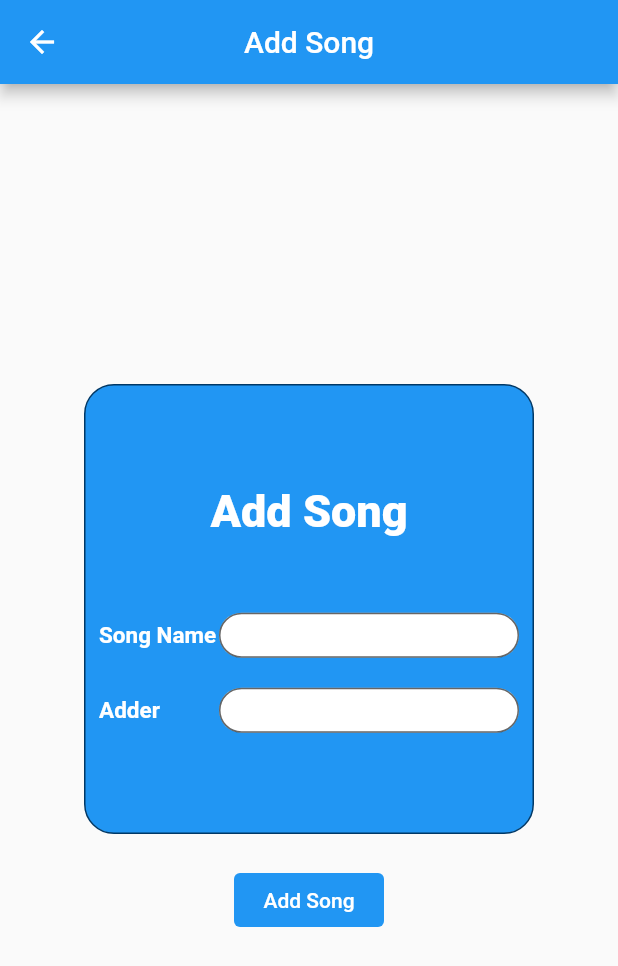
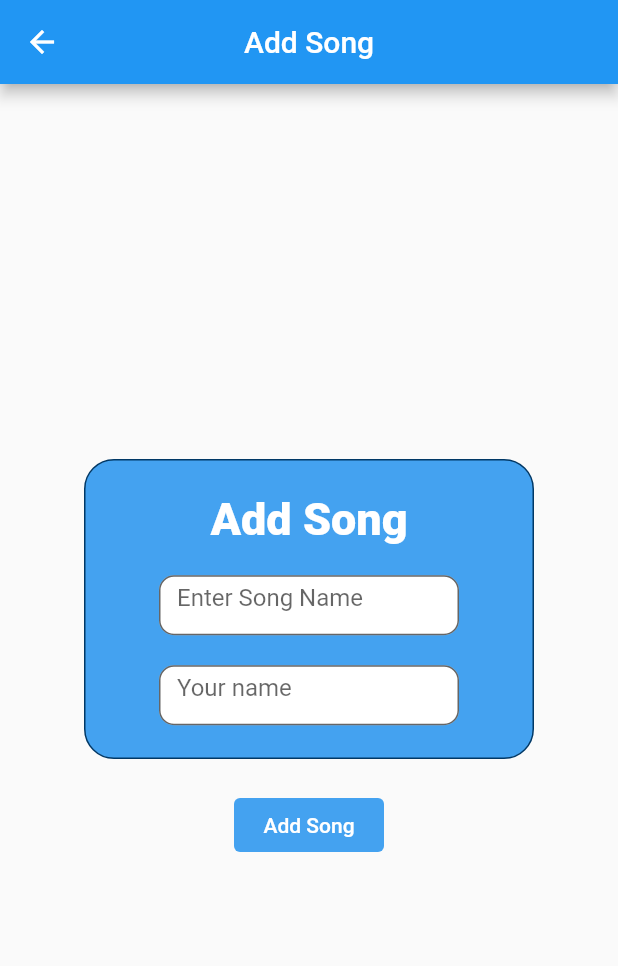
Before and after one commit to YOOUMS/QIT, a Flutter app: the AddSong screen opened directly, on a phone screen of 412 x 824 dp. Shown: the top 966 px of the screen. Run offline on Flutter 3.47's test engine with Material 2 defaults, Android fonts, the phone set to English and light mode, and no system bars; missing offline and left inert: dart:ffi.

Commit message:
modified add song screen

```diff
--- a/qit/lib/addSongScreen.dart
+++ b/qit/lib/addSongScreen.dart
@@ -7,7 +7,7 @@ class AddSong extends StatelessWidget {
   @override
   @override
   final double width = 200;
-  final double hieght = 30;
+  final double hieght = 40;
 
   Widget build(BuildContext context) {
     // TODO: implement build
@@ -22,10 +22,10 @@ class AddSong extends StatelessWidget {
           Container(
             // padding: EdgeInsets.all(8),
             width: 300,
-            height: 300,
+            height: 200,
             decoration: BoxDecoration(
                 borderRadius: BorderRadius.circular(20),
-                color: Colors.blue,
+                color: Color.fromARGB(255, 68, 162, 240),
                 border: Border.all(color: Color.fromARGB(255, 0, 56, 102))),
             child:
                 Column(mainAxisAlignment: MainAxisAlignment.center, children: [
@@ -35,20 +35,11 @@ class AddSong extends StatelessWidget {
                       color: Colors.white,
                       fontWeight: FontWeight.w900)),
               SizedBox(
-                height: 50,
+                height: 20,
               ),
               Row(
                 mainAxisAlignment: MainAxisAlignment.center,
                 children: [
-                  SizedBox(
-                      width: 80,
-                      child: Text(
-                        "Song Name",
-                        style: TextStyle(
-                            fontSize: 15,
-                            fontWeight: FontWeight.bold,
-                            color: Colors.white),
-                      )),
                   SizedBox(
                     height: 20,
                   ),
@@ -57,10 +48,11 @@ class AddSong extends StatelessWidget {
                     height: hieght,
                     child: TextField(
                       decoration: new InputDecoration(
+                          hintText: "Enter Song Name",
                           filled: true,
                           fillColor: Colors.white,
                           border: new OutlineInputBorder(
-                              borderRadius: BorderRadius.circular(20),
+                              borderRadius: BorderRadius.circular(10),
                               borderSide: new BorderSide(color: Colors.blue))),
                     ),
                   ),
@@ -73,23 +65,15 @@ class AddSong extends StatelessWidget {
                 mainAxisAlignment: MainAxisAlignment.center,
                 children: [
                   SizedBox(
-                      width: 80,
-                      child: Text(
-                        "Adder",
-                        style: TextStyle(
-                            fontSize: 15,
-                            fontWeight: FontWeight.bold,
-                            color: Colors.white),
-                      )),
-                  SizedBox(
                       height: hieght,
                       width: width,
                       child: TextField(
                         decoration: new InputDecoration(
+                            hintText: 'Your name',
                             filled: true,
                             fillColor: Colors.white,
                             border: new OutlineInputBorder(
-                                borderRadius: BorderRadius.circular(20),
+                                borderRadius: BorderRadius.circular(10),
                                 borderSide:
                                     new BorderSide(color: Colors.blue))),
                       ))
@@ -107,66 +91,12 @@ class AddSong extends StatelessWidget {
               child: Text("Add Song"),
               style: ButtonStyle(
                   foregroundColor: MaterialStateProperty.all(Colors.white),
-                  backgroundColor: MaterialStateProperty.all(Colors.blue)),
+                  backgroundColor: MaterialStateProperty.all(
+                      Color.fromARGB(255, 68, 162, 240))),
             ),
           )
         ]),
       ),
     );
-
-    // return Scaffold(
-    //   appBar: AppBar(title: Text("Add Song")),
-    //   body: Center(
-    //     child: Container(
-    //       width: 300,
-    //       height: 300,
-    //       decoration: BoxDecoration(
-    //           borderRadius: BorderRadius.circular(20),
-    //           color: Colors.blue,
-    //           border: Border.all(color: Color.fromARGB(255, 0, 56, 102))),
-    //       child: Center(
-    //         child:
-    //             Column(mainAxisAlignment: MainAxisAlignment.center, children: [
-    //           Text("Add Song",
-    //               style: TextStyle(
-    //                   fontSize: 30,
-    //                   color: Colors.white,
-    //                   fontWeight: FontWeight.w900)),
-    //           SizedBox(
-    //             height: 50,
-    //           ),
-    //           Text("Song Name"),
-    //           SizedBox(
-    //             width: width,
-    //             height: hieght,
-    //             child: TextField(
-    //               decoration: new InputDecoration(
-    //                   filled: true,
-    //                   fillColor: Colors.white,
-    //                   border: new OutlineInputBorder(
-    //                       borderRadius: BorderRadius.circular(20),
-    //                       borderSide: new BorderSide(color: Colors.blue))),
-    //             ),
-    //           ),
-    //           SizedBox(
-    //             height: 20,
-    //           ),
-    //           Text("Adder"),
-    //           SizedBox(
-    //               height: hieght,
-    //               width: width,
-    //               child: TextField(
-    //                 decoration: new InputDecoration(
-    //                     filled: true,
-    //                     fillColor: Colors.white,
-    //                     border: new OutlineInputBorder(
-    //                         borderRadius: BorderRadius.circular(20),
-    //                         borderSide: new BorderSide(color: Colors.blue))),
-    //               ))
-    //         ]),
-    //       ),
-    //     ),
-    //   ),
-    // );
   }
 }
```
